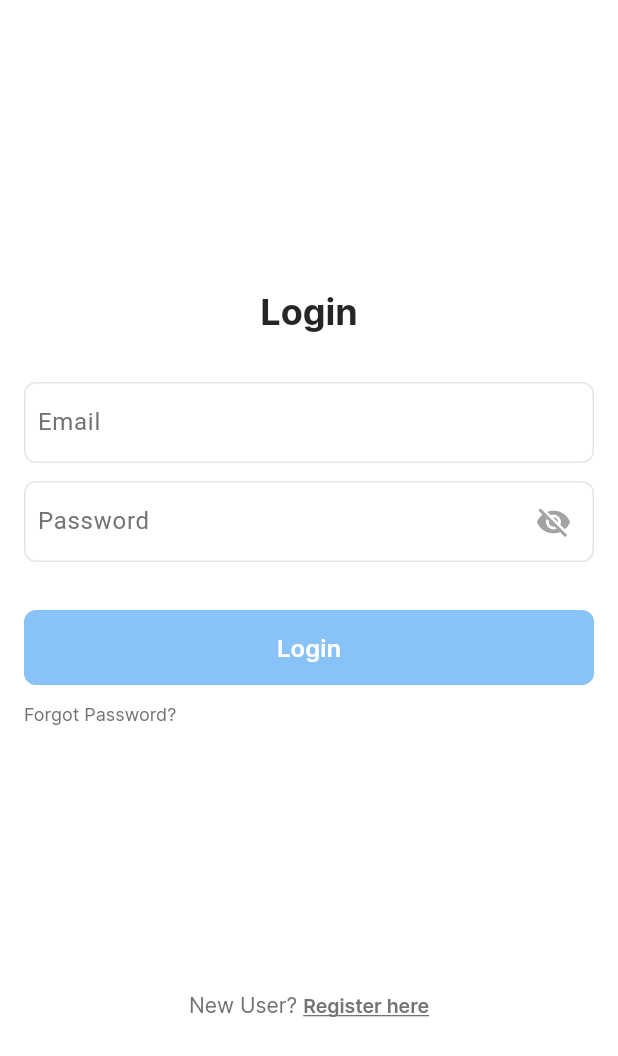
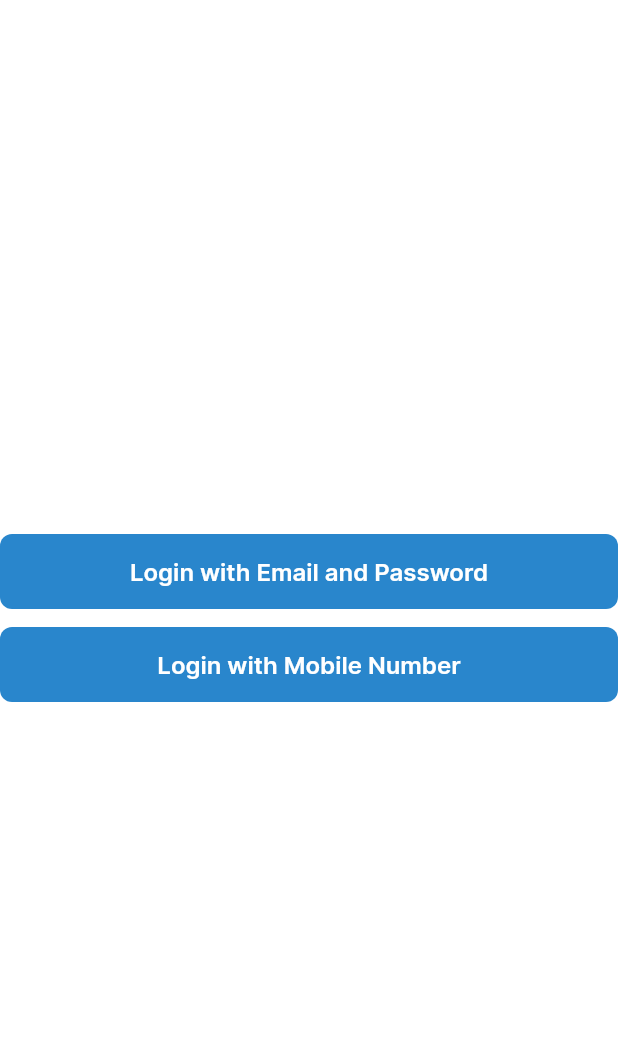
Before and after one commit to rohitbarge26/Bright-Diva, a Flutter app: the screen it shows after launch, on a phone screen of 412 x 824 dp. Shown: the top 1056 px of the screen. Run offline on Flutter 3.47's test engine with Material 3 defaults, Android fonts, the phone set to English and light mode, and no system bars; our stand-ins replace country_picker, flutter_svg, flutter_timezone, shared_preferences; missing offline and left inert: flutter_google_maps, multi_auth; project files that could hold a hidden picture were left out.

Commit message:
add Login Option Screen

```diff
--- a/lib/SplashScreen.dart
+++ b/lib/SplashScreen.dart
@@ -23,7 +23,7 @@ class _SplashScreenState extends State<SplashScreen> {
     super.initState();
 
     Future.delayed(const Duration(seconds: 3), () async {
-      Navigator.pushReplacementNamed(context, ROUT_LOGIN_EMAIL);
+      Navigator.pushReplacementNamed(context, ROUT_LOGIN_OPTION);
     });
   }
 
--- a/lib/authentication/screens/login_email_screen.dart
+++ b/lib/authentication/screens/login_email_screen.dart
@@ -21,7 +21,7 @@ class _LoginEmailScreenState extends State<LoginEmailScreen> {
   TextEditingController emailController = TextEditingController();
   TextEditingController passwordController = TextEditingController();
   final _formEmailKey = GlobalKey<FormState>();
-  Color buttonColor = const Color(0xFF88c2f7); // Initialize the button color
+  Color buttonColor = const Color(0xFF88C2F7); // Initialize the button color
   String passwordErrorText = '';
   String emailErrorText = '';
   bool isButtonEnabled = false;
@@ -53,7 +53,7 @@ class _LoginEmailScreenState extends State<LoginEmailScreen> {
               children: [
                 CircularProgressIndicator(
                     strokeWidth: 10.0,
-                    color: Color(0xFF2986cc),
+                    color: Color(0xFF2986CC),
                     strokeCap: StrokeCap.round),
                 SizedBox(height: 24),
                 Text(
@@ -98,7 +98,7 @@ class _LoginEmailScreenState extends State<LoginEmailScreen> {
       Validator.emptyFieldValidate(passwordController.text);
       isButtonEnabled = isEmailValid && isPasswordValid;
       buttonColor =
-      isButtonEnabled ? const Color(0xFFF85A5A) : const Color(0xFFFDBABA);
+      isButtonEnabled ? const Color(0xFF2986CC) : const Color(0xFF88C2F7);
     });
   }
 
--- /dev/null
+++ b/lib/authentication/screens/login_option_screen.dart
@@ -0,0 +1,74 @@
+import 'package:flutter/material.dart';
+
+import '../../utils/route.dart';
+import '../../widgets/custom_text.dart';
+
+class LoginOptionScreen extends StatefulWidget {
+  const LoginOptionScreen({super.key});
+
+  @override
+  State<LoginOptionScreen> createState() => _LoginOptionScreenState();
+}
+
+class _LoginOptionScreenState extends State<LoginOptionScreen> {
+  void _onLoginEmailButton() async {
+    Navigator.pushReplacementNamed(context, ROUT_LOGIN_EMAIL);
+  }
+  void _onLoginMobileButton() async {
+    Navigator.pushReplacementNamed(context, ROUT_LOGIN_MOBILE);
+  }
+
+  @override
+  Widget build(BuildContext context) {
+    return Scaffold(
+      backgroundColor: Colors.white,
+      body: Center(
+        child: Column(
+          mainAxisAlignment: MainAxisAlignment.center,
+          crossAxisAlignment: CrossAxisAlignment.start,
+          children: [
+            Container(
+              width: double.infinity,
+              height: 50,
+              decoration: BoxDecoration(
+                borderRadius: BorderRadius.circular(8),
+                color: const Color(0xFF2986CC),
+              ),
+              child: TextButton(
+                onPressed: _onLoginEmailButton,
+                child: const CustomText(
+                    text: 'Login with Email and Password',
+                    fontSize: 16,
+                    desiredLineHeight: 24,
+                    fontFamily: 'Inter',
+                    fontWeight: FontWeight.w600,
+                    color: Color(0xFFFFFFFF)),
+              ),
+            ),
+            const SizedBox(
+              height: 12,
+            ),
+            Container(
+              width: double.infinity,
+              height: 50,
+              decoration: BoxDecoration(
+                borderRadius: BorderRadius.circular(8),
+                color: const Color(0xFF2986CC),
+              ),
+              child: TextButton(
+                onPressed: _onLoginMobileButton,
+                child: const CustomText(
+                    text: 'Login with Mobile Number',
+                    fontSize: 16,
+                    desiredLineHeight: 24,
+                    fontFamily: 'Inter',
+                    fontWeight: FontWeight.w600,
+                    color: Color(0xFFFFFFFF)),
+              ),
+            ),
+          ],
+        ),
+      ),
+    );
+  }
+}
--- a/lib/main.dart
+++ b/lib/main.dart
@@ -1,4 +1,6 @@
 import 'package:flutter/material.dart';
+import 'package:frequent_flow/authentication/screens/login_mobile_screen.dart';
+import 'package:frequent_flow/authentication/screens/login_option_screen.dart';
 import 'package:frequent_flow/modules/map_integration.dart';
 import 'package:frequent_flow/social_auth/social_login_screen.dart';
 import 'package:frequent_flow/utils/prefs.dart';
@@ -41,9 +43,17 @@ class MyApp extends StatelessWidget {
             return MaterialPageRoute(builder: (BuildContext context) {
               return const SafeArea(top: false, child: SplashScreen());
             });
+          case ROUT_LOGIN_OPTION:
+            return MaterialPageRoute(builder: (BuildContext context) {
+              return const SafeArea(top: false, child: LoginOptionScreen());
+            });
           case ROUT_LOGIN_EMAIL:
             return MaterialPageRoute(builder: (BuildContext context) {
               return const SafeArea(top: false, child: LoginEmailScreen());
+            });
+          case ROUT_LOGIN_MOBILE:
+            return MaterialPageRoute(builder: (BuildContext context) {
+              return const SafeArea(top: false, child: LoginMobileScreen());
             });
           case ROUT_DASHBOARD:
             return MaterialPageRoute(builder: (BuildContext context) {
--- a/lib/utils/route.dart
+++ b/lib/utils/route.dart
@@ -1,5 +1,6 @@
 const String ROUT_SPLASH = "rout_splesh";
 const String ROUT_DASHBOARD = "rout_dashboard";
+const String ROUT_LOGIN_OPTION = "rout_login_option";
 const String ROUT_LOGIN_EMAIL = "rout_login_email";
 const String ROUT_LOGIN_MOBILE = "rout_login_mobile";
 const String ROUT_FORGOT_PASSWORD = "rout_forgot_password";
```
